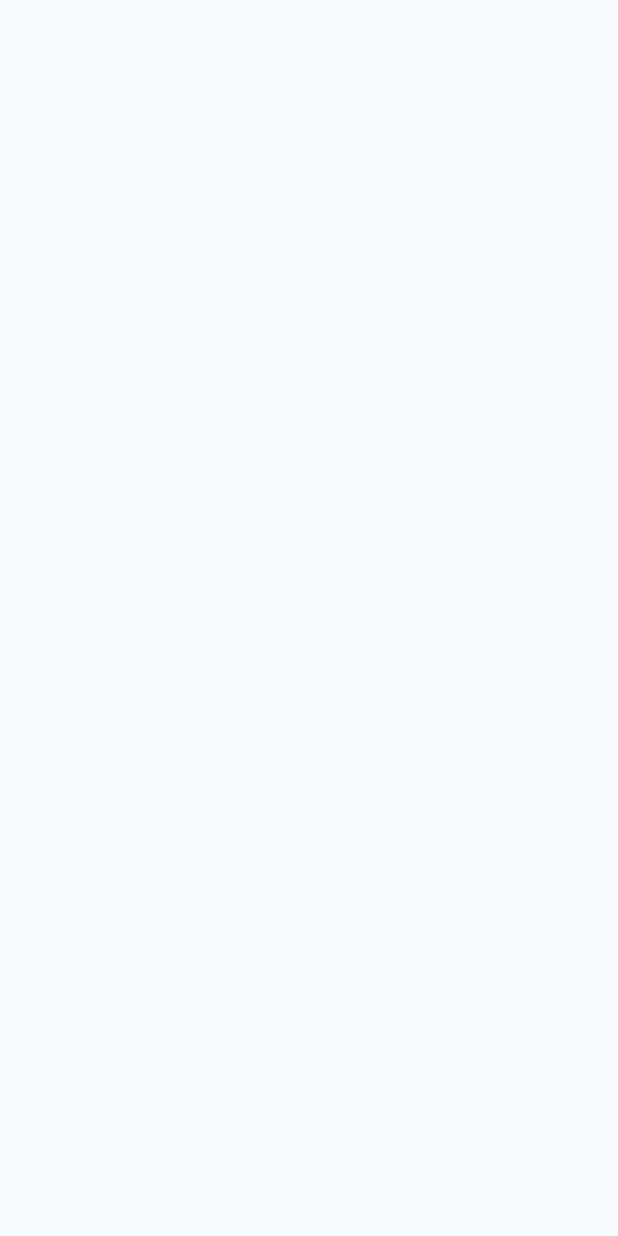
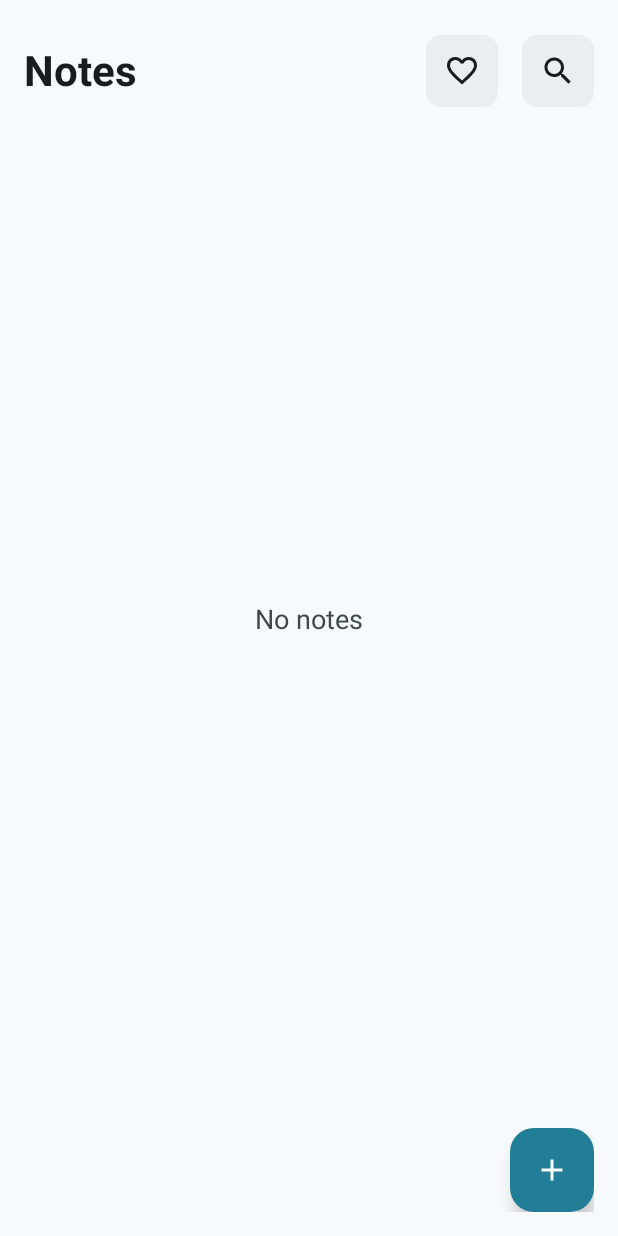
Before and after one commit to ramlakhan-dev/noteflow-app, an Android app: the screen it shows after launch (MainActivity), on a phone screen of 412 x 824 dp. Before the commit the screen is empty. Run offline under Robolectric (Android 15) with nearby library versions, the phone set to English and light mode, and no system bars.

Commit message:
create home layout

```diff
--- a/app/build.gradle.kts
+++ b/app/build.gradle.kts
@@ -48,6 +48,7 @@ dependencies {
     implementation(libs.androidx.constraintlayout)
     implementation(libs.androidx.navigation.fragment.ktx)
     implementation(libs.androidx.navigation.ui.ktx)
+    implementation(libs.androidx.recyclerview)
     testImplementation(libs.junit)
     androidTestImplementation(libs.androidx.junit)
     androidTestImplementation(libs.androidx.espresso.core)
--- /dev/null
+++ b/app/src/main/res/drawable/bg_round.xml
@@ -0,0 +1,6 @@
+<?xml version="1.0" encoding="utf-8"?>
+<shape xmlns:android="http://schemas.android.com/apk/res/android"
+    android:shape="rectangle">
+
+    <corners android:radius="10dp" />
+</shape>
--- /dev/null
+++ b/app/src/main/res/drawable/ic_add.xml
@@ -0,0 +1,5 @@
+<vector xmlns:android="http://schemas.android.com/apk/res/android" android:height="24dp" android:tint="#000000" android:viewportHeight="24" android:viewportWidth="24" android:width="24dp">
+
+    <path android:fillColor="@android:color/white" android:pathData="M19,13h-6v6h-2v-6H5v-2h6V5h2v6h6v2z"/>
+
+</vector>
--- /dev/null
+++ b/app/src/main/res/drawable/ic_favorite.xml
@@ -0,0 +1,5 @@
+<vector xmlns:android="http://schemas.android.com/apk/res/android" android:height="24dp" android:tint="#000000" android:viewportHeight="960" android:viewportWidth="960" android:width="24dp">
+
+    <path android:fillColor="@android:color/white" android:pathData="M480,840L422,788Q321,697 255,631Q189,565 150,512.5Q111,460 95.5,416Q80,372 80,326Q80,232 143,169Q206,106 300,106Q352,106 399,128Q446,150 480,190Q514,150 561,128Q608,106 660,106Q754,106 817,169Q880,232 880,326Q880,372 864.5,416Q849,460 810,512.5Q771,565 705,631Q639,697 538,788L480,840ZM480,732Q576,646 638,584.5Q700,523 736,477.5Q772,432 786,396.5Q800,361 800,326Q800,266 760,226Q720,186 660,186Q613,186 573,212.5Q533,239 518,280L518,280L442,280L442,280Q427,239 387,212.5Q347,186 300,186Q240,186 200,226Q160,266 160,326Q160,361 174,396.5Q188,432 224,477.5Q260,523 322,584.5Q384,646 480,732ZM480,459Q480,459 480,459Q480,459 480,459Q480,459 480,459Q480,459 480,459Q480,459 480,459Q480,459 480,459Q480,459 480,459Q480,459 480,459L480,459L480,459L480,459Q480,459 480,459Q480,459 480,459Q480,459 480,459Q480,459 480,459Q480,459 480,459Q480,459 480,459Q480,459 480,459Q480,459 480,459Z"/>
+
+</vector>
--- /dev/null
+++ b/app/src/main/res/drawable/ic_search.xml
@@ -0,0 +1,5 @@
+<vector xmlns:android="http://schemas.android.com/apk/res/android" android:height="24dp" android:tint="#000000" android:viewportHeight="24" android:viewportWidth="24" android:width="24dp">
+
+    <path android:fillColor="@android:color/white" android:pathData="M15.5,14h-0.79l-0.28,-0.27C15.41,12.59 16,11.11 16,9.5 16,5.91 13.09,3 9.5,3S3,5.91 3,9.5 5.91,16 9.5,16c1.61,0 3.09,-0.59 4.23,-1.57l0.27,0.28v0.79l5,4.99L20.49,19l-4.99,-5zM9.5,14C7.01,14 5,11.99 5,9.5S7.01,5 9.5,5 14,7.01 14,9.5 11.99,14 9.5,14z"/>
+
+</vector>
--- a/app/src/main/res/layout/fragment_home.xml
+++ b/app/src/main/res/layout/fragment_home.xml
@@ -1,9 +1,92 @@
 <?xml version="1.0" encoding="utf-8"?>
 <androidx.constraintlayout.widget.ConstraintLayout xmlns:android="http://schemas.android.com/apk/res/android"
+    xmlns:app="http://schemas.android.com/apk/res-auto"
     xmlns:tools="http://schemas.android.com/tools"
     android:layout_width="match_parent"
     android:layout_height="match_parent"
+    android:padding="16dp"
     tools:context=".ui.home.HomeFragment">
 
+    <TextView
+        android:id="@+id/tvNoteTitleHome"
+        android:layout_width="wrap_content"
+        android:layout_height="wrap_content"
+        android:layout_marginTop="4dp"
+        android:text="@string/notes"
+        android:textColor="?attr/colorOnSurface"
+        android:textSize="28sp"
+        android:textStyle="bold"
+        app:layout_constraintBottom_toBottomOf="parent"
+        app:layout_constraintStart_toStartOf="parent"
+        app:layout_constraintTop_toTopOf="parent"
+        app:layout_constraintVertical_bias="0.00999999" />
 
+    <ImageButton
+        android:id="@+id/iBtnFavorite"
+        android:layout_width="48dp"
+        android:layout_height="48dp"
+        android:layout_marginEnd="16dp"
+        android:background="@drawable/bg_round"
+        android:backgroundTint="?attr/colorSurfaceContainer"
+        android:contentDescription="@string/favorite"
+        android:src="@drawable/ic_favorite"
+        app:layout_constraintBottom_toBottomOf="parent"
+        app:layout_constraintEnd_toStartOf="@id/iBtnSearch"
+        app:layout_constraintHorizontal_bias="1.0"
+        app:layout_constraintHorizontal_chainStyle="packed"
+        app:layout_constraintStart_toEndOf="@+id/tvNoteTitleHome"
+        app:layout_constraintTop_toTopOf="parent"
+        app:layout_constraintVertical_bias="0.00999999"
+        app:tint="?attr/colorOnSurface" />
+
+    <ImageButton
+        android:id="@+id/iBtnSearch"
+        android:layout_width="48dp"
+        android:layout_height="48dp"
+        android:background="@drawable/bg_round"
+        android:backgroundTint="?attr/colorSurfaceContainer"
+        android:contentDescription="@string/search"
+        android:src="@drawable/ic_search"
+        app:layout_constraintBottom_toBottomOf="parent"
+        app:layout_constraintEnd_toEndOf="parent"
+        app:layout_constraintStart_toEndOf="@id/iBtnFavorite"
+        app:layout_constraintTop_toTopOf="parent"
+        app:layout_constraintVertical_bias="0.00999999"
+        app:tint="?attr/colorOnSurface" />
+
+    <androidx.recyclerview.widget.RecyclerView
+        android:id="@+id/recyclerView"
+        android:layout_width="0dp"
+        android:layout_height="0dp"
+        app:layout_constraintBottom_toBottomOf="parent"
+        app:layout_constraintEnd_toEndOf="parent"
+        app:layout_constraintStart_toStartOf="parent"
+        app:layout_constraintTop_toBottomOf="@+id/iBtnFavorite" />
+
+    <com.google.android.material.floatingactionbutton.FloatingActionButton
+        android:id="@+id/fabBtnAdd"
+        android:layout_width="wrap_content"
+        android:layout_height="wrap_content"
+        android:clickable="true"
+        android:contentDescription="@string/add"
+        android:focusable="true"
+        android:src="@drawable/ic_add"
+        app:layout_constraintBottom_toBottomOf="parent"
+        app:layout_constraintEnd_toEndOf="parent"
+        app:layout_constraintHorizontal_bias="1.0"
+        app:layout_constraintStart_toStartOf="parent"
+        app:layout_constraintTop_toTopOf="parent"
+        app:layout_constraintVertical_bias="1.0" />
+
+    <TextView
+        android:id="@+id/tvNoNotes"
+        android:layout_width="wrap_content"
+        android:layout_height="wrap_content"
+        android:text="@string/no_notes"
+        android:textSize="18sp"
+        android:textColor="?attr/colorOnSurfaceVariant"
+        app:layout_constraintBottom_toBottomOf="parent"
+        app:layout_constraintEnd_toEndOf="parent"
+        app:layout_constraintStart_toStartOf="parent"
+        app:layout_constraintTop_toTopOf="parent" />
 </androidx.constraintlayout.widget.ConstraintLayout>
--- a/app/src/main/res/values/strings.xml
+++ b/app/src/main/res/values/strings.xml
@@ -1,4 +1,9 @@
 <?xml version="1.0" encoding="utf-8"?>
 <resources>
     <string name="app_name">NoteFlow</string>
+    <string name="notes">Notes</string>
+    <string name="favorite">Favorite</string>
+    <string name="search">Search</string>
+    <string name="add">Add</string>
+    <string name="no_notes">No notes</string>
 </resources>
--- a/gradle/libs.versions.toml
+++ b/gradle/libs.versions.toml
@@ -12,6 +12,7 @@ constraintlayout = "2.2.1"
 navigationFragmentKtx = "2.9.3"
 navigationUiKtx = "2.9.3"
 roomKtx = "2.7.2"
+recyclerview = "1.4.0"
 
 [libraries]
 androidx-core-ktx = { group = "androidx.core", name = "core-ktx", version.ref = "coreKtx" }
@@ -27,6 +28,7 @@ androidx-activity = { group = "androidx.activity", name = "activity", version.re
 androidx-constraintlayout = { group = "androidx.constraintlayout", name = "constraintlayout", version.ref = "constraintlayout" }
 androidx-navigation-fragment-ktx = { group = "androidx.navigation", name = "navigation-fragment-ktx", version.ref = "navigationFragmentKtx" }
 androidx-navigation-ui-ktx = { group = "androidx.navigation", name = "navigation-ui-ktx", version.ref = "navigationUiKtx" }
+androidx-recyclerview = { group = "androidx.recyclerview", name = "recyclerview", version.ref = "recyclerview" }
 
 [plugins]
 android-application = { id = "com.android.application", version.ref = "agp" }
```
